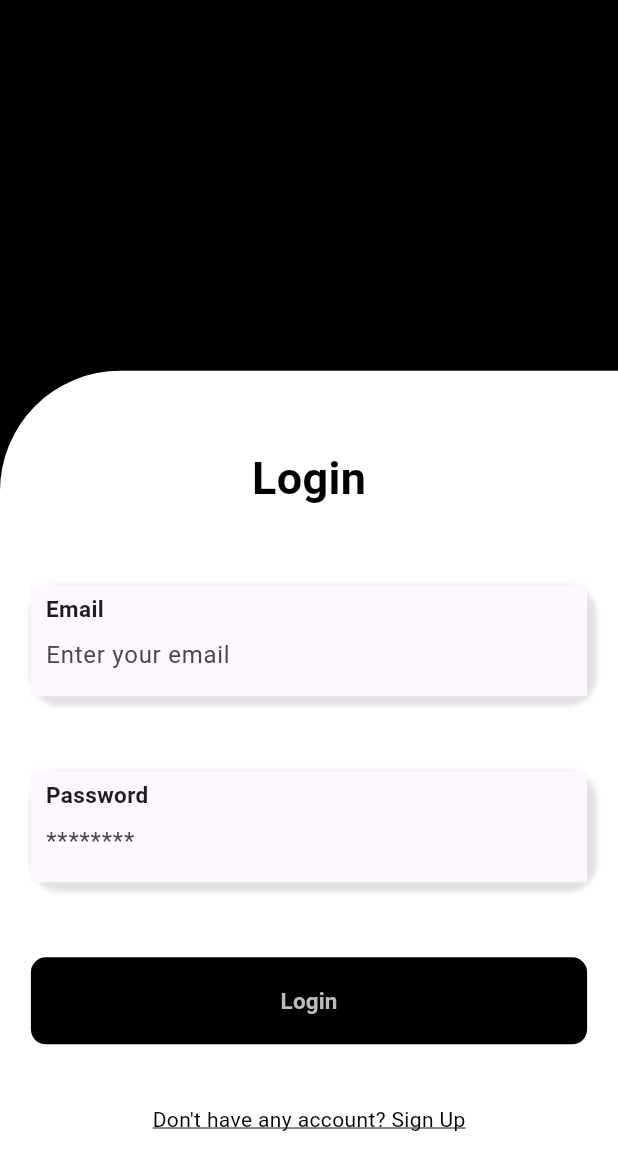
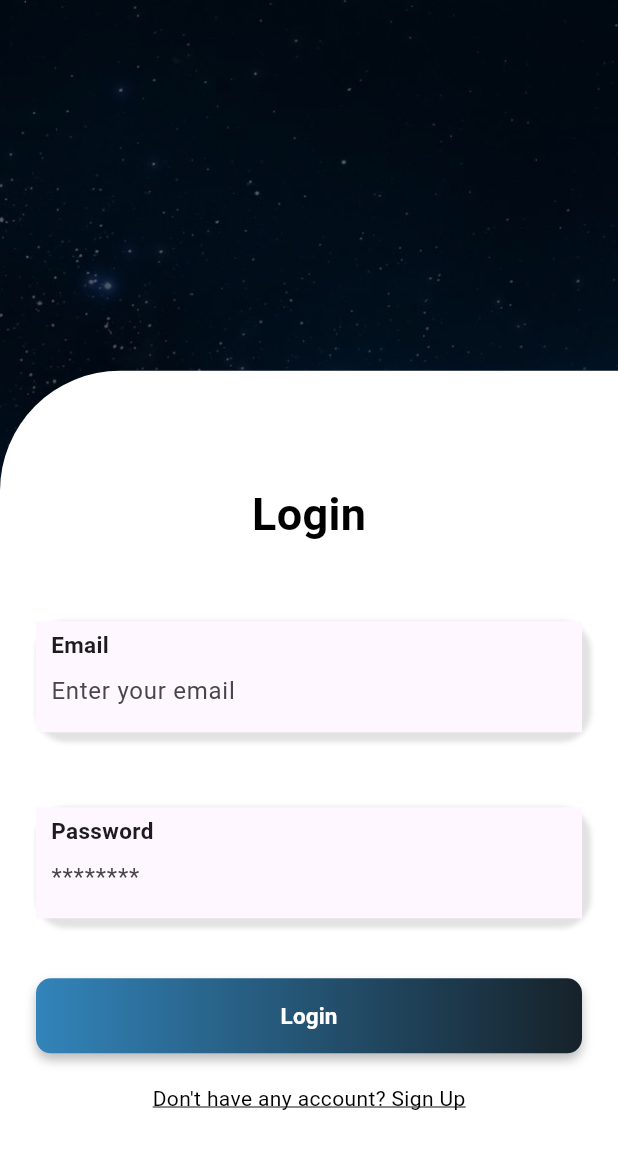
Before and after one commit to DQuyen1/SmartMenu, a Flutter app: the screen it shows after launch, on a phone screen of 412 x 824 dp. Shown: the top 1170 px of the screen. Run offline on Flutter 3.47's test engine with Material 3 defaults, Android fonts, the phone set to English and light mode, and no system bars; our stand-ins replace dio, fl_chart, flutter_riverpod, flutter_secure_storage, shimmer.

Commit message:
update ui

```diff
--- a/lib/presentation/screens/manage_store_menu.dart
+++ b/lib/presentation/screens/manage_store_menu.dart
@@ -71,9 +71,9 @@ class _StoreMenuListScreenState extends State<StoreMenuListScreen> {
       final success = await _storeMenuRepository.deleteStoreMenu(storeMenuId);
       _fetchStoreMenus();
       if (success) {
+        _showSnackBar('Failed to delete menu', Colors.red);
+      } else {
         _showSnackBar('Menu deleted successfully', Colors.green);
-      } else {
-        _showSnackBar('Failed to delete menu', Colors.red);
       }
     }
   }
--- a/lib/presentation/screens/shared/login_screen.dart
+++ b/lib/presentation/screens/shared/login_screen.dart
@@ -1,10 +1,10 @@
 import 'dart:convert';
+import 'dart:io';
+
 import 'package:flutter/material.dart';
-import 'package:smart_menu/presentation/screens/manage_menu.dart';
+import 'package:flutter_secure_storage/flutter_secure_storage.dart';
 import 'package:smart_menu/presentation/screens/partner/dashboard.dart';
 import 'package:smart_menu/presentation/widgets/custom_text_field.dart';
-import 'dart:io';
-import 'package:flutter_secure_storage/flutter_secure_storage.dart';
 
 class LoginScreen extends StatefulWidget {
   const LoginScreen({super.key});
@@ -32,41 +32,36 @@ class _LoginScreenState extends State<LoginScreen> {
         client.badCertificateCallback =
             ((X509Certificate cert, String host, int port) => true);
 
-        // Create the request
         HttpClientRequest request = await client.postUrl(
           Uri.parse(
               'https://ec2-3-1-81-96.ap-southeast-1.compute.amazonaws.com/api/Auth/Login'),
         );
 
-        // Set the headers
         request.headers.set('Content-Type', 'application/json');
 
-        // Add the credentials to the request body
         request.add(utf8.encode(json.encode({
           'userName': emailController.text,
           'password': passwordController.text,
         })));
 
-        // Get the response
         HttpClientResponse response = await request.close();
 
         if (response.statusCode == 200) {
           String reply = await response.transform(utf8.decoder).join();
           final Map<String, dynamic> responseData = jsonDecode(reply);
 
-          // Extract userId, token, brandId, and roleId
           final userId = responseData['userId'];
           final token = responseData['token'];
           final brandId = responseData['brandId'].toString();
           final roleId = responseData['roleId'].toString();
           final storeId = responseData['storeId'].toString();
 
-          // Store userId, token, brandId, and roleId securely
           await _storage.write(key: 'userId', value: userId);
           await _storage.write(key: 'token', value: token);
           await _storage.write(key: 'brandId', value: brandId);
           await _storage.write(key: 'roleId', value: roleId);
           await _storage.write(key: 'storeId', value: storeId);
+
           ScaffoldMessenger.of(context).showSnackBar(
             SnackBar(
               content: Text('Login successful!'),
@@ -96,7 +91,6 @@ class _LoginScreenState extends State<LoginScreen> {
                   'Error connecting to server. Please check your network connection.')),
         );
       } catch (e) {
-        // Handle other errors
         print('Error during login: $e');
         ScaffoldMessenger.of(context).showSnackBar(
           SnackBar(content: Text('Error during login: $e')),
@@ -108,10 +102,19 @@ class _LoginScreenState extends State<LoginScreen> {
   @override
   Widget build(BuildContext context) {
     return Scaffold(
-      body: Container(
+      body: SingleChildScrollView(
+        child: Container(
           width: MediaQuery.of(context).size.width,
           height: MediaQuery.of(context).size.height,
-        decoration: const BoxDecoration(color: Color.fromARGB(255, 0, 0, 0)),
+          decoration: const BoxDecoration(
+            image: DecorationImage(
+                image: AssetImage('assets/images/backgroundLogin.jpg'),
+                fit: BoxFit.cover,
+                colorFilter: ColorFilter.mode(
+                  Colors.black45,
+                  BlendMode.darken,
+                )),
+          ),
           child: Column(
             mainAxisAlignment: MainAxisAlignment.end,
             children: <Widget>[
@@ -122,22 +125,24 @@ class _LoginScreenState extends State<LoginScreen> {
                   borderRadius: BorderRadius.only(
                     topLeft: Radius.circular(80),
                   ),
-                color: Color.fromARGB(255, 255, 255, 255),
+                  color: Colors.white,
                 ),
                 child: Form(
                   key: _formKey,
+                  child: Padding(
+                    padding: const EdgeInsets.all(24.0),
                     child: Column(
+                      crossAxisAlignment: CrossAxisAlignment.center,
                       children: [
-                    const SizedBox(
-                      height: 50,
-                    ),
+                        const SizedBox(height: 50),
                         const Text(
                           'Login',
                           style: TextStyle(
                             fontSize: 30,
                             color: Colors.black,
                             decoration: TextDecoration.none,
-                          fontWeight: FontWeight.bold),
+                            fontWeight: FontWeight.bold,
+                          ),
                         ),
                         CustomTextField(
                           controller: emailController,
@@ -163,13 +168,25 @@ class _LoginScreenState extends State<LoginScreen> {
                             return null;
                           },
                         ),
+                        const SizedBox(height: 40),
                         Container(
-                      padding: const EdgeInsets.symmetric(vertical: 5),
-                      margin: const EdgeInsets.only(top: 50),
-                      width: MediaQuery.of(context).size.width * 0.9,
+                          width: double.infinity,
+                          height: 50,
                           decoration: BoxDecoration(
                             borderRadius: BorderRadius.circular(10),
-                        color: Colors.black,
+                            gradient: const LinearGradient(
+                              colors: [
+                                Color.fromARGB(255, 50, 132, 186),
+                                Color(0xFF16222A)
+                              ],
+                            ),
+                            boxShadow: [
+                              BoxShadow(
+                                color: Colors.black26,
+                                offset: Offset(0, 4),
+                                blurRadius: 5.0,
+                              ),
+                            ],
                           ),
                           child: TextButton(
                             onPressed: () {
@@ -180,12 +197,12 @@ class _LoginScreenState extends State<LoginScreen> {
                               style: TextStyle(
                                 fontSize: 15,
                                 fontWeight: FontWeight.bold,
-                            color: Color.fromARGB(255, 190, 189, 189),
+                                color: Colors.white,
                               ),
                             ),
                           ),
                         ),
-                    const SizedBox(height: 40),
+                        const SizedBox(height: 20),
                         GestureDetector(
                           onTap: () {
                             // Navigate to sign-up screen (if implemented)
@@ -202,7 +219,9 @@ class _LoginScreenState extends State<LoginScreen> {
                     ),
                   ),
                 ),
+              ),
             ],
+          ),
         ),
       ),
     );
```
Also changed, not shown: lib/presentation/screens/manage_store_device.dart (+19 -6 lines), assets/images/backgroundLogin.jpg (added). Lines whose indentation alone changed are shown as unchanged.
